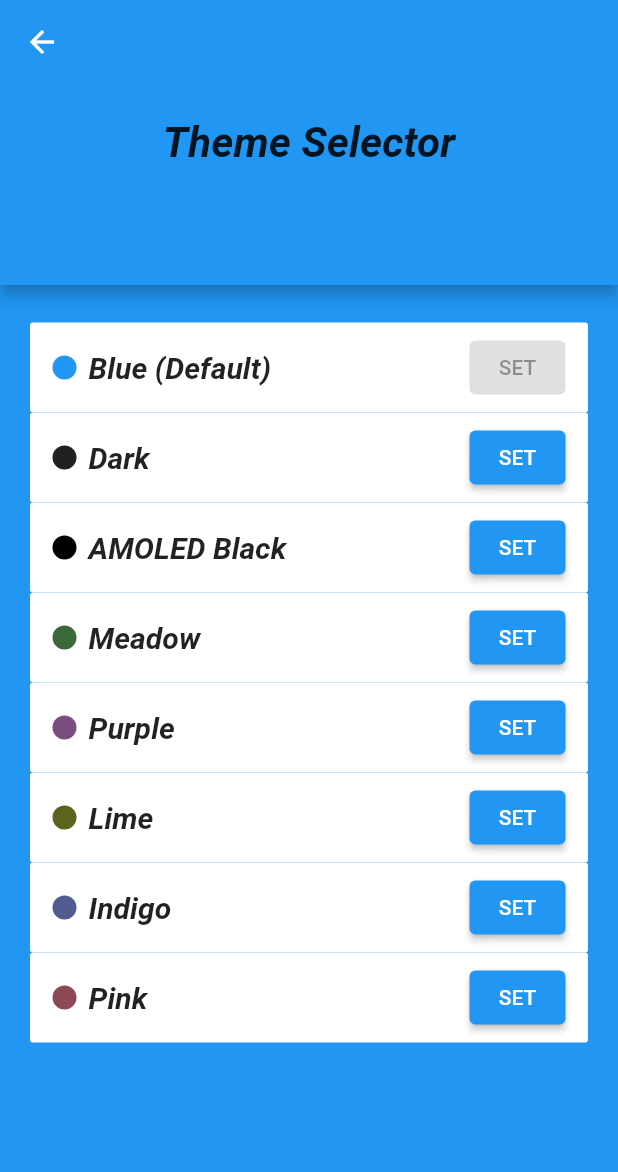
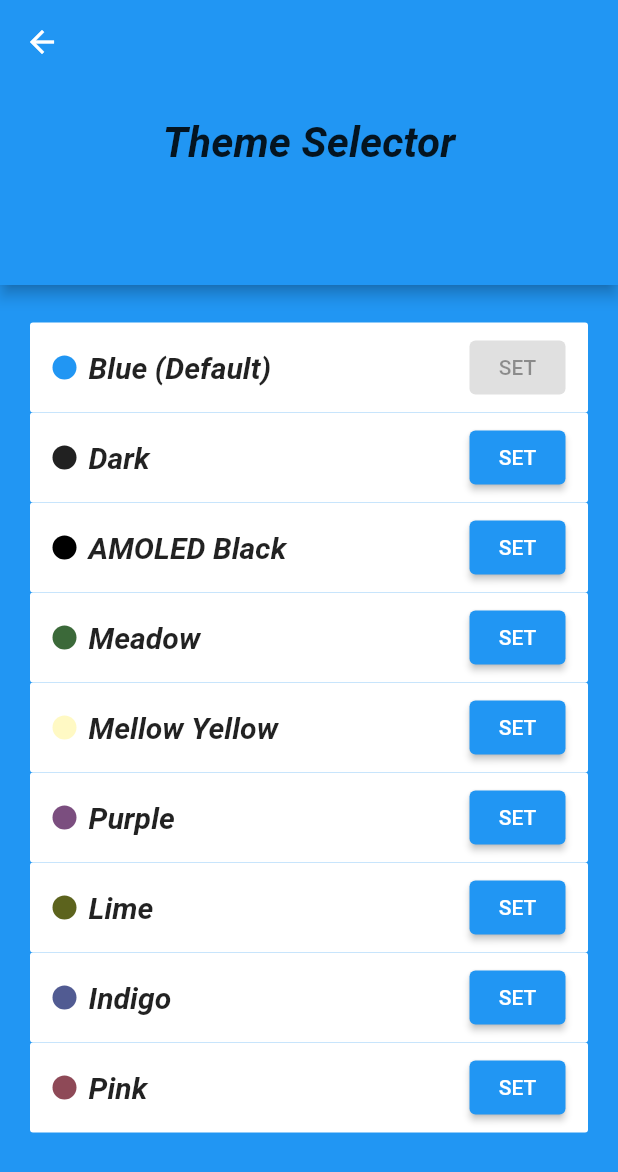
Before and after one commit to sharpsan/kaomoji_flutter, a Flutter app: the ThemeSelectorScreen screen opened by its route, on a phone screen of 412 x 824 dp. Shown: the top 1172 px of the screen. Run offline on Flutter 3.47's test engine with Material 2 defaults, Android fonts, the phone set to English and light mode, and no system bars; our stand-ins replace shared_preferences; accounts and stored records are empty.

Commit message:
add mellow-yellow theme

```diff
--- a/lib/constants/themes.dart
+++ b/lib/constants/themes.dart
@@ -7,6 +7,7 @@ enum ThemeKey {
   DARK,
   AMOLED_BLACK,
   MEADOW_GREEN,
+  MELLOW_YELLOW,
   PURPLE,
   LIME,
   INDIGO_BLUE,
@@ -75,6 +76,28 @@ final appThemes = [
     ),
   ),
   ThemeEntry(
+    key: ThemeKey.MELLOW_YELLOW,
+    name: "Mellow Yellow",
+    themeData: ThemeData(
+      primaryColor: Colors.yellow.shade100,
+      indicatorColor: Colors.yellow.shade800,
+      appBarTheme: AppBarTheme(
+        color: Colors.yellow.shade200,
+        elevation: 0,
+      ),
+      scaffoldBackgroundColor: Colors.yellow.shade200,
+      colorScheme: ColorScheme.fromSwatch(
+        primarySwatch: Colors.yellow,
+        primaryColorDark: Colors.yellow.shade900,
+        accentColor: Colors.yellow.shade900,
+        backgroundColor: Colors.yellow.shade100,
+        cardColor: Colors.yellow.shade100,
+        errorColor: Colors.red,
+        brightness: Brightness.light,
+      ),
+    ),
+  ),
+  ThemeEntry(
     key: ThemeKey.PURPLE,
     name: "Purple",
     themeData: ThemeData.from(
```
